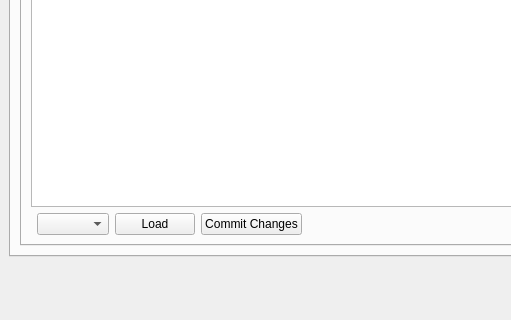
Qt form tabbed.ui (dnth/AttTracker-pyside) before a commit; both pictures show x 0 to 511 and y 456 to 776 of the 1050 by 776 pixel window.
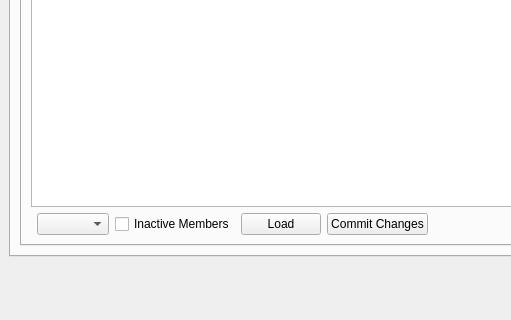
The same form after that commit. The open tabs and pages were chosen to show the change. Icons and pictures are not drawn. Custom widgets are drawn as their Qt base class.

Commit message: added inactive members checkbox for load details

```diff
--- a/tabbed.ui
+++ b/tabbed.ui
@@ -1241,7 +1241,7 @@
             <item row="1" column="1">
              <widget class="QComboBox" name="comboBox_viewtabledept"/>
             </item>
-            <item row="1" column="4">
+            <item row="1" column="5">
              <spacer name="horizontalSpacer_2">
               <property name="orientation">
                <enum>Qt::Horizontal</enum>
@@ -1254,17 +1254,17 @@
               </property>
              </spacer>
             </item>
-            <item row="0" column="0" colspan="5">
+            <item row="0" column="0" colspan="6">
              <widget class="QTableWidget" name="tableWidget"/>
             </item>
-            <item row="1" column="3">
+            <item row="1" column="4">
              <widget class="QPushButton" name="pushButton_commitchange">
               <property name="text">
                <string>Commit Changes</string>
               </property>
              </widget>
             </item>
-            <item row="1" column="2">
+            <item row="1" column="3">
              <widget class="QPushButton" name="pushButton_loadmemberdetails">
               <property name="sizePolicy">
                <sizepolicy hsizetype="Fixed" vsizetype="Fixed">
@@ -1277,6 +1277,13 @@
               </property>
              </widget>
             </item>
+            <item row="1" column="2">
+             <widget class="QCheckBox" name="checkBox_inactivememebrs">
+              <property name="text">
+               <string>Inactive Members</string>
+              </property>
+             </widget>
+            </item>
            </layout>
           </widget>
           <widget class="QWidget" name="tab_4">
```
The commit also changes 3 other files.
